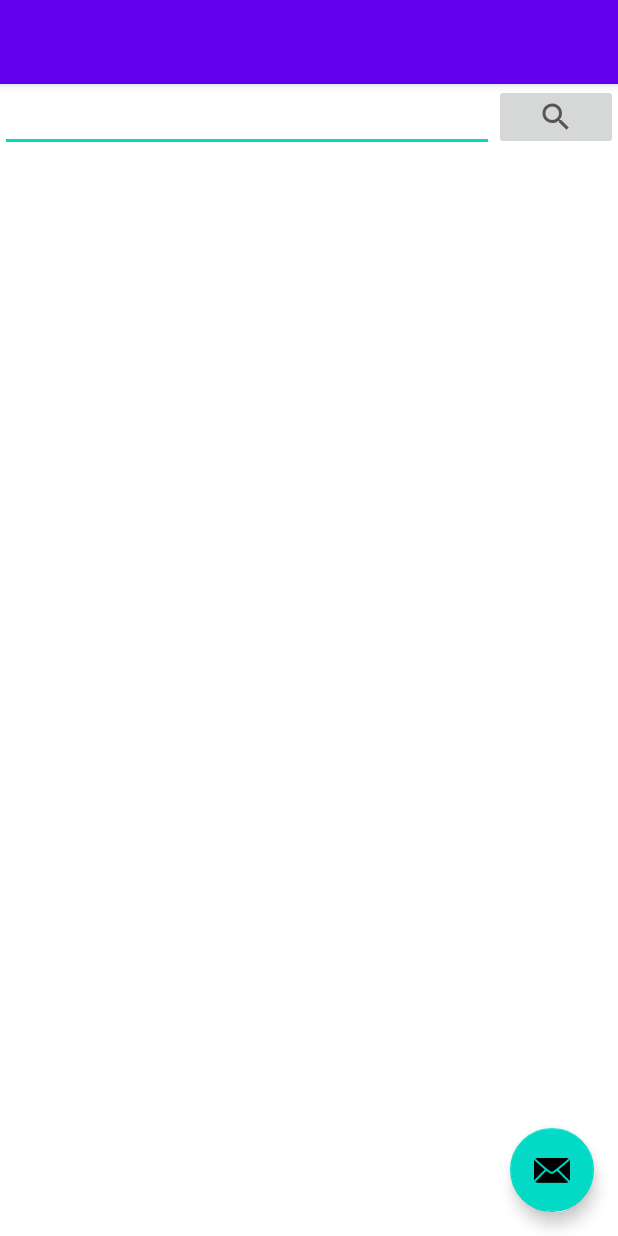
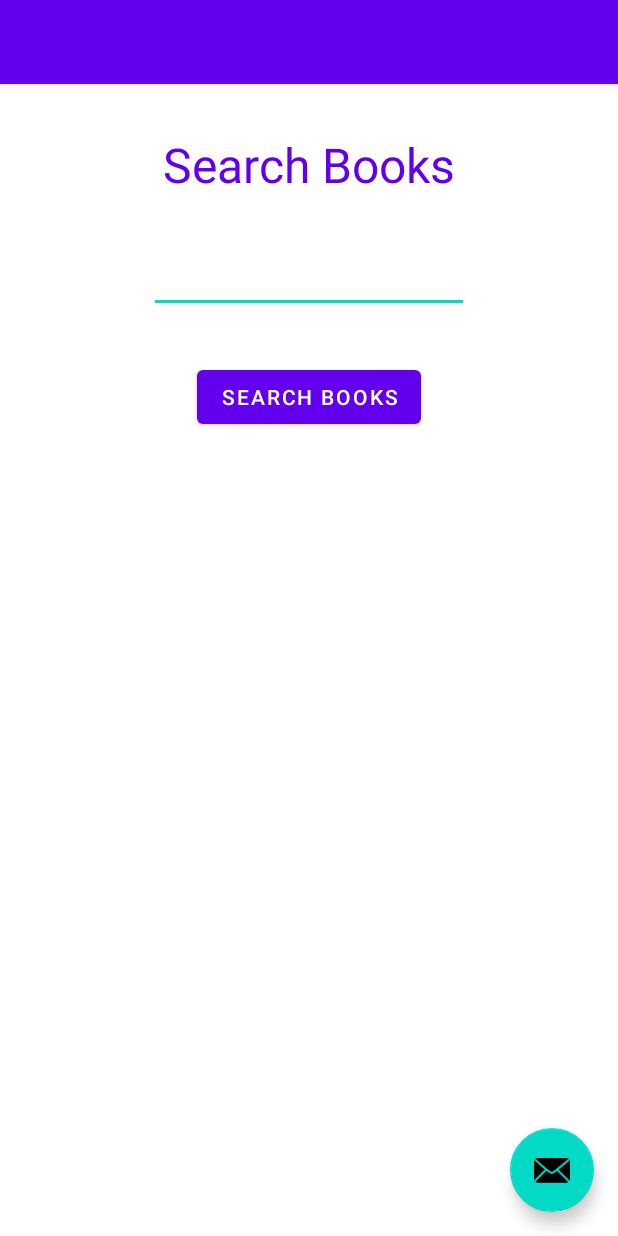
Before and after one commit to jackferguson44/FYP, an Android app: the SearchBooksActivity screen opened directly, with no data from a screen before it, on a phone screen of 412 x 824 dp. Run offline under Robolectric (Android 15) with nearby library versions, the light colour scheme and no system bars; our stand-ins replace Volley.

Commit message:
changed search books page layout

```diff
--- a/app/src/main/java/uk/ac/tees/t7099806/mediatracker2/MainActivity.java
+++ b/app/src/main/java/uk/ac/tees/t7099806/mediatracker2/MainActivity.java
@@ -28,14 +28,14 @@ public class MainActivity extends AppCompatActivity {
         setContentView(R.layout.activity_main);
         Toolbar toolbar = findViewById(R.id.toolbar);
         setSupportActionBar(toolbar);
-        FloatingActionButton fab = findViewById(R.id.fab);
-        fab.setOnClickListener(new View.OnClickListener() {
-            @Override
-            public void onClick(View view) {
-                Snackbar.make(view, "Replace with your own action", Snackbar.LENGTH_LONG)
-                        .setAction("Action", null).show();
-            }
-        });
+//        FloatingActionButton fab = findViewById(R.id.fab);
+//        fab.setOnClickListener(new View.OnClickListener() {
+//            @Override
+//            public void onClick(View view) {
+//                Snackbar.make(view, "Replace with your own action", Snackbar.LENGTH_LONG)
+//                        .setAction("Action", null).show();
+//            }
+//        });
         DrawerLayout drawer = findViewById(R.id.drawer_layout);
         NavigationView navigationView = findViewById(R.id.nav_view);
         // Passing each menu ID as a set of Ids because each
--- a/app/src/main/java/uk/ac/tees/t7099806/mediatracker2/SearchBooksActivity.java
+++ b/app/src/main/java/uk/ac/tees/t7099806/mediatracker2/SearchBooksActivity.java
@@ -39,7 +39,7 @@ public class SearchBooksActivity extends AppCompatActivity{
     private ArrayList<BookInformation> bookInfoArrayList;
     private ProgressBar progressBar;
     private EditText searchEdt;
-    private ImageButton searchBtn;
+    private Button searchBtn;
 
     @Override
     protected void onCreate(Bundle savedInstanceState) {
@@ -49,7 +49,7 @@ public class SearchBooksActivity extends AppCompatActivity{
         // initializing our views.
         progressBar = findViewById(R.id.idLoadingPB);
         searchEdt = findViewById(R.id.idEdtSearchBooks);
-        searchBtn = findViewById(R.id.idBtnSearch);
+        searchBtn = findViewById(R.id.searchBooksButton);
 
         // initializing on click listener for our button.
         searchBtn.setOnClickListener(new View.OnClickListener() {
--- a/app/src/main/res/layout/content_search_books.xml
+++ b/app/src/main/res/layout/content_search_books.xml
@@ -11,24 +11,44 @@
         android:id="@+id/idLLsearch"
         android:layout_width="match_parent"
         android:layout_height="wrap_content"
-        android:orientation="horizontal"
+        android:orientation="vertical"
         android:weightSum="5">
 
-        <!--edit text for getting the search
-            query for book from user-->
+        <TextView
+            android:id="@+id/textView5"
+            android:layout_width="wrap_content"
+            android:layout_height="wrap_content"
+            android:layout_marginTop="32dp"
+            android:text="Search Books"
+            android:textColor="@color/colorPrimary"
+            android:textSize="32sp"
+            android:layout_gravity="center"
+            />
+
+
         <EditText
             android:id="@+id/idEdtSearchBooks"
-            android:layout_width="0dp"
+            android:layout_width="wrap_content"
             android:layout_height="wrap_content"
-            android:layout_weight="4" />
+            android:layout_marginTop="32dp"
+            android:ems="10"
+            app:layout_constraintEnd_toEndOf="parent"
+            app:layout_constraintHorizontal_bias="0.498"
+            app:layout_constraintStart_toStartOf="parent"
+            app:layout_constraintTop_toBottomOf="@+id/textView5"
+            android:layout_gravity="center" />
 
-        <!--image button for our search button -->
-        <ImageButton
-            android:id="@+id/idBtnSearch"
-            android:layout_width="0dp"
+
+        <Button
+            android:id="@+id/searchBooksButton"
+            android:layout_width="wrap_content"
             android:layout_height="wrap_content"
-            android:layout_weight="1"
-            android:src="@drawable/ic_search" />
+            android:layout_marginTop="32dp"
+            android:text="Search Books"
+            app:layout_constraintEnd_toEndOf="parent"
+            app:layout_constraintStart_toStartOf="parent"
+            app:layout_constraintTop_toBottomOf="@+id/searchBookText"
+            android:layout_gravity="center"/>
 
     </LinearLayout>
 
```
